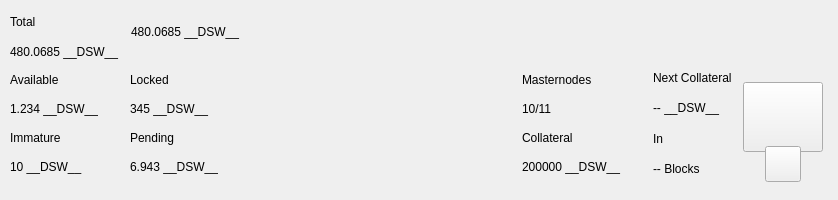
Qt form src/qt/pivx/forms/topbar.ui (decenomy/DSW) before a commit.
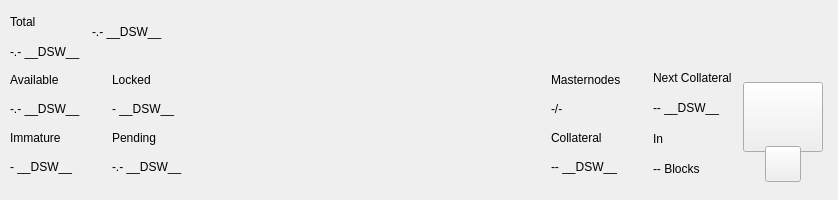
The same form after that commit. Custom widgets are drawn as their Qt base class.

Commit message: changes hardcoded values

Patch:
```diff
--- a/src/qt/pivx/forms/topbar.ui
+++ b/src/qt/pivx/forms/topbar.ui
@@ -119,7 +119,7 @@
               <item>
                <widget class="QLabel" name="labelAmountPiv">
                 <property name="text">
-                 <string notr="true">480.0685 __DSW__</string>
+                 <string notr="true">-.- __DSW__</string>
                 </property>
                </widget>
               </item>
@@ -162,7 +162,7 @@
                  <string notr="true">padding:0px;margin:0px;</string>
                 </property>
                 <property name="text">
-                 <string notr="true">480.0685 __DSW__</string>
+                 <string notr="true">-.- __DSW__</string>
                 </property>
                </widget>
               </item>
@@ -456,7 +456,7 @@
                  <item>
                   <widget class="QLabel" name="labelAvailablePiv">
                    <property name="text">
-                    <string>1.234 __DSW__</string>
+                    <string>-.- __DSW__</string>
                    </property>
                   </widget>
                  </item>
@@ -470,7 +470,7 @@
                  <item>
                   <widget class="QLabel" name="labelImmaturePiv">
                    <property name="text">
-                    <string notr="true">10 __DSW__</string>
+                    <string notr="true">- __DSW__</string>
                    </property>
                   </widget>
                  </item>
@@ -491,7 +491,7 @@
                  <item>
                   <widget class="QLabel" name="labelLockedPiv">
                    <property name="text">
-                    <string>345 __DSW__</string>
+                    <string>- __DSW__</string>
                    </property>
                   </widget>
                  </item>
@@ -505,7 +505,7 @@
                  <item>
                   <widget class="QLabel" name="labelPendingPiv">
                    <property name="text">
-                    <string notr="true">6.943 __DSW__</string>
+                    <string notr="true">-.- __DSW__</string>
                    </property>
                   </widget>
                  </item>
@@ -553,7 +553,7 @@
              <item>
               <widget class="QLabel" name="labelMasternodeCount">
                <property name="text">
-                <string>10/11</string>
+                <string>-/-</string>
                </property>
               </widget>
              </item>
@@ -567,7 +567,7 @@
              <item>
               <widget class="QLabel" name="labelCollateralPiv">
                <property name="text">
-                <string notr="true">200000 __DSW__</string>
+                <string notr="true">-- __DSW__</string>
                </property>
               </widget>
              </item>
```
